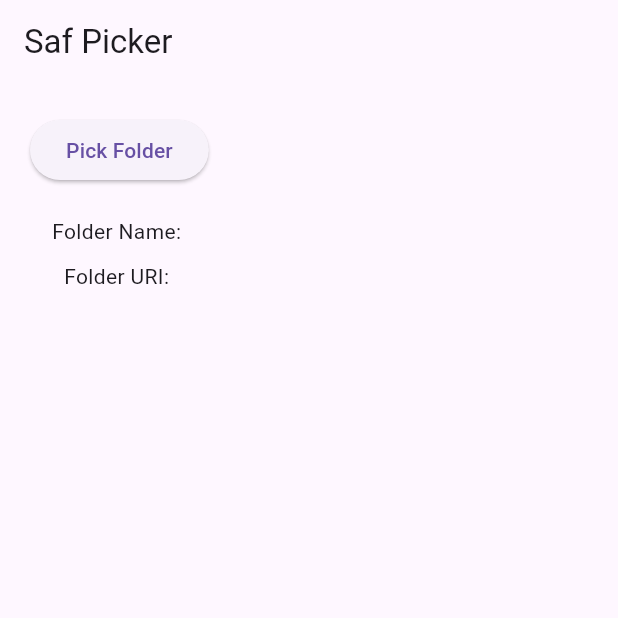
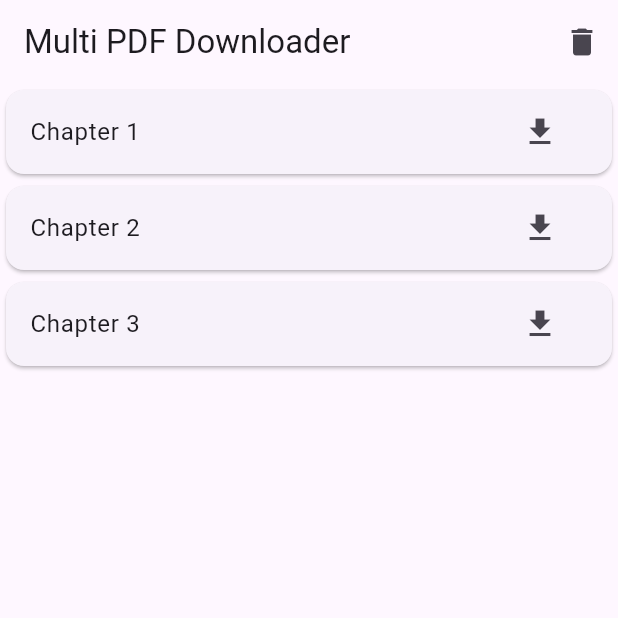
Before and after one commit to mesanjeetk/tilt_game, a Flutter app: the screen it shows after launch, on a phone screen of 412 x 824 dp, the top half of it. Run offline on Flutter 3.47's test engine with Material 3 defaults, Android fonts, the light colour scheme and no system bars; our stand-ins replace dio, open_filex.

Commit message:
Update main.dart

```diff
--- a/lib/main.dart
+++ b/lib/main.dart
@@ -1,75 +1,162 @@
+import 'dart:io';
 import 'package:flutter/material.dart';
-import 'package:saf/saf.dart';
+import 'package:dio/dio.dart';
+import 'package:open_filex/open_filex.dart';
+import 'package:path_provider/path_provider.dart';
 
 void main() {
-  runApp(const SafExample());
+  runApp(const MaterialApp(
+    home: PDFMultiDownloader(),
+  ));
 }
 
-class SafExample extends StatelessWidget {
-  const SafExample({super.key});
+class PDFMultiDownloader extends StatefulWidget {
+  const PDFMultiDownloader({super.key});
 
   @override
-  Widget build(BuildContext context) {
-    return MaterialApp(
-      home: SafHome(),
-    );
-  }
+  State<PDFMultiDownloader> createState() => _PDFMultiDownloaderState();
 }
 
-class SafHome extends StatefulWidget {
+class _PDFMultiDownloaderState extends State<PDFMultiDownloader> {
+  final dio = Dio();
+
+  final List<Map<String, String>> pdfList = [
+    {
+      'name': 'Chapter 1',
+      'url': 'https://mesanjeetk.github.io/neetx-2024/physics/ch1.pdf',
+      'file': 'ch1.pdf',
+    },
+    {
+      'name': 'Chapter 2',
+      'url': 'https://mesanjeetk.github.io/neetx-2024/physics/ch2.pdf',
+      'file': 'ch2.pdf',
+    },
+    {
+      'name': 'Chapter 3',
+      'url': 'https://mesanjeetk.github.io/neetx-2024/physics/ch3.pdf',
+      'file': 'ch3.pdf',
+    },
+  ];
+
+  Map<String, double> progressMap = {};
+  Map<String, bool> downloadingMap = {};
+  late Directory appDir;
+
   @override
-  State<SafHome> createState() => _SafHomeState();
+  void initState() {
+    super.initState();
+    _initDirectory();
   }
 
-class _SafHomeState extends State<SafHome> {
-  Saf? saf;
-  String folderUri = '';
-  String folderName = '';
+  Future<void> _initDirectory() async {
+    appDir = await getApplicationDocumentsDirectory();
+    setState(() {});
+  }
 
-  Future<void> pickFolder() async {
-    saf = Saf("~/Download"); // symbolic, will open picker
+  Future<void> downloadPDF(Map<String, String> pdf) async {
+    final url = pdf['url']!;
+    final filename = pdf['file']!;
+    final savePath = "${appDir.path}/$filename";
 
-    final granted = await saf?.getDirectoryPermission(isDynamic: true);
+    // If already exists, open directly
+    final file = File(savePath);
+    if (await file.exists()) {
+      await OpenFilex.open(savePath);
+      return;
+    }
 
-    if (granted == true) {
-      final dirs = await Saf.getPersistedPermissionDirectories();
-      if (dirs != null && dirs.isNotEmpty) {
-        final uri = dirs.first;
-        saf = Saf(uri); // recreate if needed
     setState(() {
-          folderUri = uri;
-          folderName = uri.split('%3A').last; // crude way to get last path part
+      downloadingMap[filename] = true;
+      progressMap[filename] = 0.0;
     });
-      } else {
+
+    try {
+      await dio.download(
+        url,
+        savePath,
+        onReceiveProgress: (received, total) {
+          if (total != -1) {
             setState(() {
-          folderUri = 'No persisted directories found.';
+              progressMap[filename] = received / total;
             });
           }
-    } else {
+        },
+      );
+
+      ScaffoldMessenger.of(context).showSnackBar(
+        SnackBar(content: Text('Downloaded ${pdf['name']}!')),
+      );
+
+      await OpenFilex.open(savePath);
+
+    } catch (e) {
+      ScaffoldMessenger.of(context).showSnackBar(
+        SnackBar(content: Text('Error downloading ${pdf['name']}: $e')),
+      );
+    } finally {
       setState(() {
-        folderUri = 'User denied permission.';
+        downloadingMap[filename] = false;
       });
     }
   }
 
+  Future<void> clearDownloads() async {
+    for (var pdf in pdfList) {
+      final file = File("${appDir.path}/${pdf['file']}");
+      if (await file.exists()) {
+        await file.delete();
+      }
+    }
+    ScaffoldMessenger.of(context).showSnackBar(
+      const SnackBar(content: Text('All downloads cleared!')),
+    );
+  }
+
   @override
   Widget build(BuildContext context) {
+    if (appDir.path.isEmpty) {
+      return const Scaffold(body: Center(child: CircularProgressIndicator()));
+    }
+
     return Scaffold(
-      appBar: AppBar(title: const Text('Saf Picker')),
-      body: Padding(
-        padding: const EdgeInsets.all(20),
-        child: Column(
-          children: [
-            ElevatedButton(
-              onPressed: pickFolder,
-              child: const Text('Pick Folder'),
+      appBar: AppBar(
+        title: const Text("Multi PDF Downloader"),
+        actions: [
+          IconButton(
+            onPressed: clearDownloads,
+            icon: const Icon(Icons.delete),
+            tooltip: 'Clear All Downloads',
           ),
-            const SizedBox(height: 20),
-            Text('Folder Name: $folderName'),
-            const SizedBox(height: 10),
-            Text('Folder URI: $folderUri'),
         ],
       ),
+      body: ListView.builder(
+        itemCount: pdfList.length,
+        itemBuilder: (context, index) {
+          final pdf = pdfList[index];
+          final filename = pdf['file']!;
+          final isDownloading = downloadingMap[filename] ?? false;
+          final progress = progressMap[filename] ?? 0.0;
+
+          return Card(
+            child: ListTile(
+              title: Text(pdf['name']!),
+              subtitle: isDownloading
+                  ? Column(
+                      crossAxisAlignment: CrossAxisAlignment.start,
+                      children: [
+                        LinearProgressIndicator(value: progress),
+                        const SizedBox(height: 4),
+                        Text("${(progress * 100).toStringAsFixed(0)}%"),
+                      ],
+                    )
+                  : null,
+              trailing: IconButton(
+                icon: Icon(isDownloading ? Icons.downloading : Icons.download),
+                onPressed: isDownloading ? null : () => downloadPDF(pdf),
+              ),
+            ),
+          );
+        },
       ),
     );
   }
```
Lines whose indentation alone changed are shown as unchanged.
